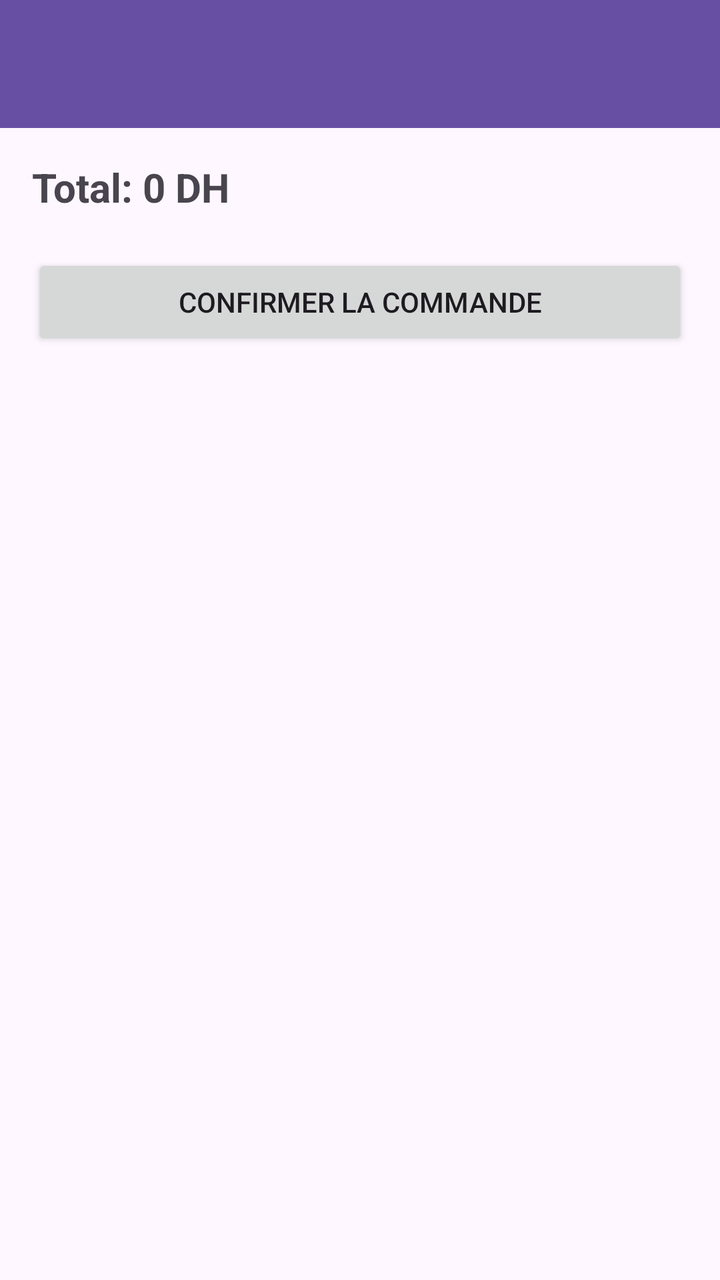
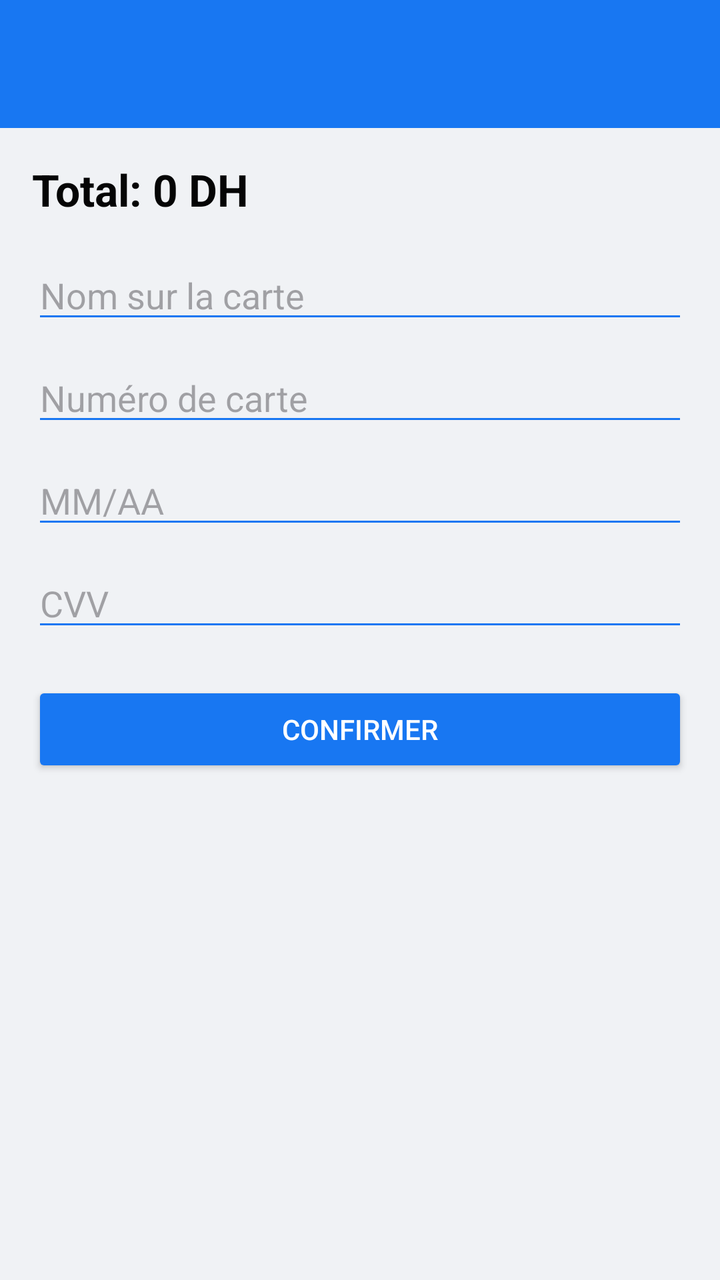

Screens rendered from an Android XML layout before and after an edit, with the pre-edit source and the edit as a unified diff.
<!-- AndroidManifest.xml: application theme Theme.VirtualStore -->
<!-- res/layout/activity_payment.xml -->
<LinearLayout xmlns:android="http://schemas.android.com/apk/res/android"
    android:orientation="vertical"
    android:layout_width="match_parent"
    android:layout_height="match_parent">

    <androidx.appcompat.widget.Toolbar
        android:id="@+id/toolbar"
        android:background="?attr/colorPrimary"
        android:titleTextColor="@android:color/white"
        android:layout_width="match_parent"
        android:layout_height="?attr/actionBarSize"/>

    <LinearLayout
        android:padding="16dp"
        android:orientation="vertical"
        android:layout_width="match_parent"
        android:layout_height="wrap_content">

        <TextView
            android:id="@+id/txtPaymentTotal"
            android:text="Total: 0 DH"
            android:textSize="20sp"
            android:textStyle="bold"
            android:layout_width="match_parent"
            android:layout_height="wrap_content"/>

        <Button
            android:id="@+id/btnConfirm"
            android:text="Confirmer la commande"
            android:layout_marginTop="20dp"
            android:layout_width="match_parent"
            android:layout_height="wrap_content"/>

    </LinearLayout>

</LinearLayout>
<!-- resources referenced by this layout -->
<resources>
  <style name="Theme.VirtualStore" parent="Base.Theme.VirtualStore" />
  <style name="Base.Theme.VirtualStore" parent="Theme.Material3.DayNight.NoActionBar">
          
          
      </style>
</resources>

<!-- the commit's change to res/layout/activity_payment.xml (unified diff, before → after) -->
@@ -1,36 +1,79 @@
 <LinearLayout xmlns:android="http://schemas.android.com/apk/res/android"
     android:orientation="vertical"
+    android:background="@color/fb_background"
     android:layout_width="match_parent"
     android:layout_height="match_parent">
 
     <androidx.appcompat.widget.Toolbar
         android:id="@+id/toolbar"
-        android:background="?attr/colorPrimary"
-        android:titleTextColor="@android:color/white"
         android:layout_width="match_parent"
-        android:layout_height="?attr/actionBarSize"/>
+        android:layout_height="?attr/actionBarSize"
+        android:background="@color/fb_blue"
+        android:titleTextColor="@color/white"/>
 
-    <LinearLayout
-        android:padding="16dp"
-        android:orientation="vertical"
+    <ScrollView
         android:layout_width="match_parent"
-        android:layout_height="wrap_content">
+        android:layout_height="match_parent">
 
-        <TextView
-            android:id="@+id/txtPaymentTotal"
-            android:text="Total: 0 DH"
-            android:textSize="20sp"
-            android:textStyle="bold"
+        <LinearLayout
+            android:padding="16dp"
+            android:orientation="vertical"
             android:layout_width="match_parent"
-            android:layout_height="wrap_content"/>
+            android:layout_height="wrap_content">
 
-        <Button
-            android:id="@+id/btnConfirm"
-            android:text="Confirmer la commande"
-            android:layout_marginTop="20dp"
-            android:layout_width="match_parent"
-            android:layout_height="wrap_content"/>
+            <TextView
+                android:id="@+id/txtPaymentTotal"
+                android:text="Total: 0 DH"
+                android:textSize="22sp"
+                android:textStyle="bold"
+                android:textColor="@color/fb_text_primary"
+                android:layout_width="match_parent"
+                android:layout_height="wrap_content"/>
 
-    </LinearLayout>
+            <EditText
+                android:id="@+id/edtCardName"
+                android:hint="Nom sur la carte"
+                android:backgroundTint="@color/fb_blue"
+                android:layout_marginTop="16dp"
+                android:layout_width="match_parent"
+                android:layout_height="wrap_content"/>
+
+            <EditText
+                android:id="@+id/edtCardNumber"
+                android:hint="Numéro de carte"
+                android:backgroundTint="@color/fb_blue"
+                android:inputType="number"
+                android:maxLength="16"
+                android:layout_marginTop="10dp"
+                android:layout_width="match_parent"
+                android:layout_height="wrap_content"/>
+
+            <EditText
+                android:id="@+id/edtCardExpiry"
+                android:hint="MM/AA"
+                android:backgroundTint="@color/fb_blue"
+                android:layout_marginTop="10dp"
+                android:layout_width="match_parent"
+                android:layout_height="wrap_content"/>
+
+            <EditText
+                android:id="@+id/edtCardCVV"
+                android:hint="CVV"
+                android:backgroundTint="@color/fb_blue"
+                android:inputType="numberPassword"
+                android:layout_marginTop="10dp"
+                android:layout_width="match_parent"
+                android:layout_height="wrap_content"/>
+
+            <Button
+                android:id="@+id/btnConfirm"
+                android:text="Confirmer"
+                android:textColor="@color/white"
+                android:backgroundTint="@color/fb_blue"
+                android:layout_marginTop="20dp"
+                android:layout_width="match_parent"
+                android:layout_height="wrap_content"/>
+        </LinearLayout>
+    </ScrollView>
 
 </LinearLayout>
<!-- resource entries referenced after the edit -->
@@ -1,5 +1,9 @@
 <!-- resources referenced by this layout -->
 <resources>
+  <color name="fb_background">#F0F2F5</color>
+  <color name="fb_blue">#1877F2</color>
+  <color name="fb_text_primary">#050505</color>
+  <color name="white">#FFFFFF</color>
   <style name="Theme.VirtualStore" parent="Base.Theme.VirtualStore" />
   <style name="Base.Theme.VirtualStore" parent="Theme.Material3.DayNight.NoActionBar">
           
